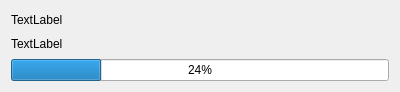
Above: sendprogress.ui from MilkyCookie1to2/TransferByEthernet before the change. Below: the same form after it.
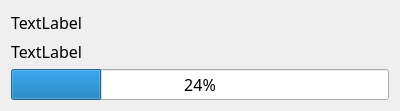
That is the form after the change.

```diff
--- a/sendprogress.ui
+++ b/sendprogress.ui
@@ -10,31 +10,37 @@
     <height>92</height>
    </rect>
   </property>
+  <property name="font">
+   <font>
+    <family>Product Sans</family>
+    <pointsize>12</pointsize>
+   </font>
+  </property>
   <property name="windowTitle">
    <string>Dialog</string>
   </property>
-  <layout class="QVBoxLayout" name="verticalLayout">
-   <item>
-    <widget class="QLabel" name="file_name_label">
-     <property name="text">
-      <string>TextLabel</string>
-     </property>
-    </widget>
-   </item>
-   <item>
+  <layout class="QGridLayout" name="gridLayout">
+   <item row="1" column="0">
     <widget class="QLabel" name="request_label">
      <property name="text">
       <string>TextLabel</string>
      </property>
     </widget>
    </item>
-   <item>
+   <item row="2" column="0" colspan="2">
     <widget class="QProgressBar" name="progressBar">
      <property name="value">
       <number>24</number>
      </property>
     </widget>
    </item>
+   <item row="0" column="0" colspan="2">
+    <widget class="QLabel" name="file_name_label">
+     <property name="text">
+      <string>TextLabel</string>
+     </property>
+    </widget>
+   </item>
   </layout>
  </widget>
  <resources/>
```
